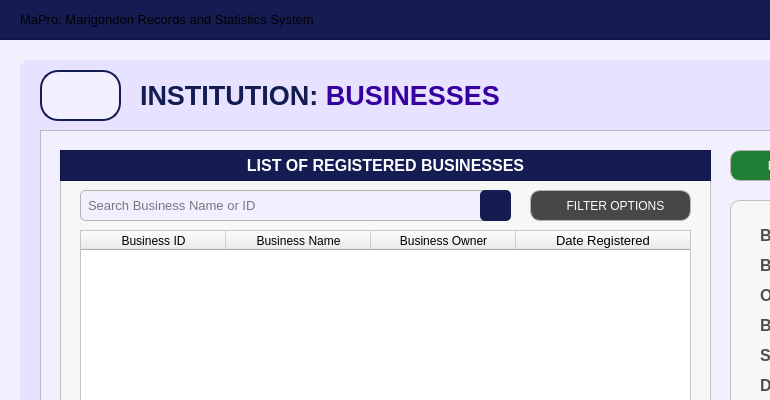
Above: Resources/UIs/MainPages/InstitutionPages/business.ui from Yohhannn/Barangay-Records-Statistics-System before the change; both pictures show x 0 to 770 and y 0 to 400 of the 1350 by 850 pixel window. Below: the same form after it.
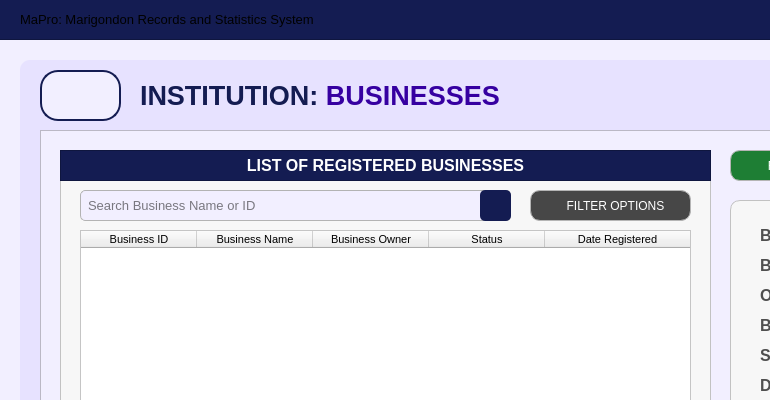
That is the form after the change. Icons and pictures are not drawn.

Patch:
```diff
--- a/Resources/UIs/MainPages/InstitutionPages/business.ui
+++ b/Resources/UIs/MainPages/InstitutionPages/business.ui
@@ -401,7 +401,7 @@
        <bool>false</bool>
       </attribute>
       <attribute name="horizontalHeaderDefaultSectionSize">
-       <number>145</number>
+       <number>116</number>
       </attribute>
       <attribute name="horizontalHeaderShowSortIndicator" stdset="0">
        <bool>false</bool>
@@ -419,6 +419,7 @@
        <property name="font">
         <font>
          <family>Arial</family>
+         <pointsize>8</pointsize>
         </font>
        </property>
        <property name="background">
@@ -436,6 +437,7 @@
        <property name="font">
         <font>
          <family>Arial</family>
+         <pointsize>8</pointsize>
         </font>
        </property>
        <property name="background">
@@ -453,6 +455,25 @@
        <property name="font">
         <font>
          <family>Arial</family>
+         <pointsize>8</pointsize>
+        </font>
+       </property>
+       <property name="background">
+        <color>
+         <red>59</red>
+         <green>57</green>
+         <blue>100</blue>
+        </color>
+       </property>
+      </column>
+      <column>
+       <property name="text">
+        <string>Status</string>
+       </property>
+       <property name="font">
+        <font>
+         <family>Arial</family>
+         <pointsize>8</pointsize>
         </font>
        </property>
        <property name="background">
@@ -470,7 +491,7 @@
        <property name="font">
         <font>
          <family>Arial</family>
-         <pointsize>10</pointsize>
+         <pointsize>8</pointsize>
         </font>
        </property>
        <property name="background">
```
